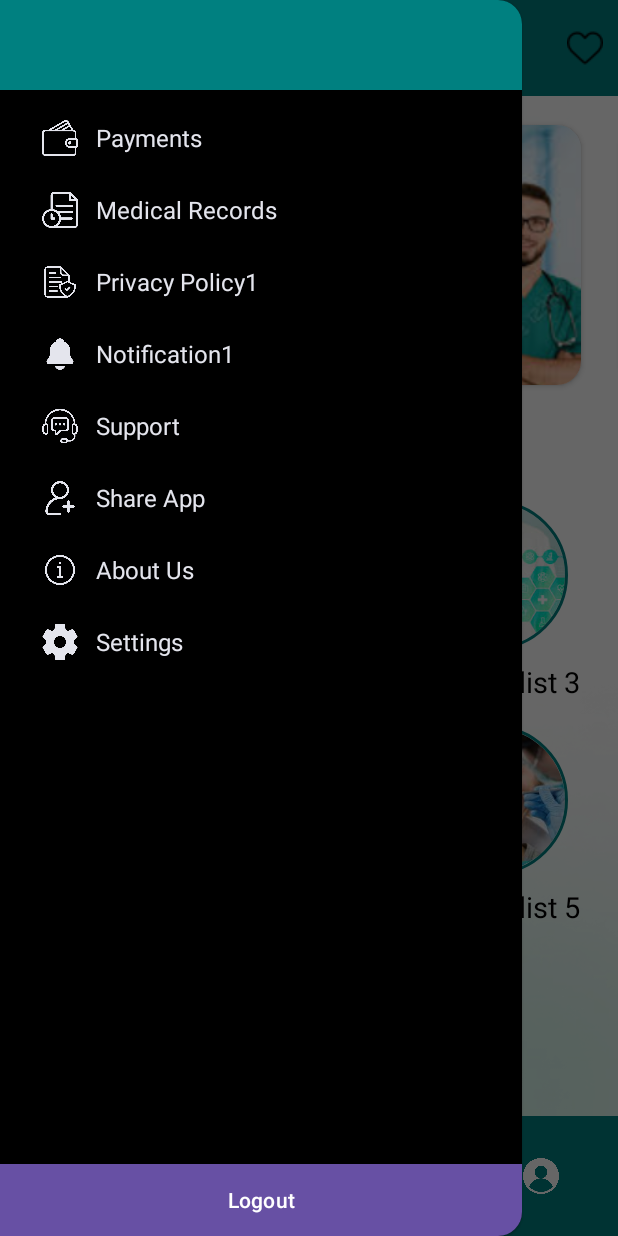
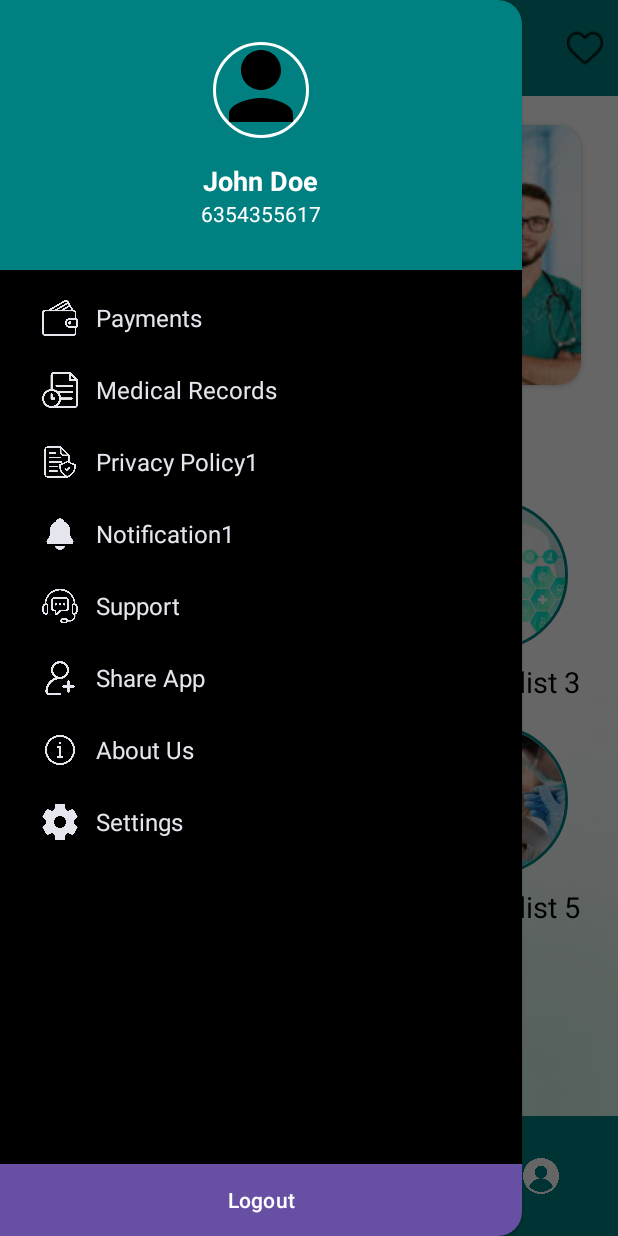
Before and after one commit to kunj-99/trueheal, an Android app: the MainActivity screen opened directly, with no data from a screen before it, with the side drawer open, on a phone screen of 412 x 824 dp. Run offline under Robolectric (Android 15) with nearby library versions, the phone set to English and light mode, and no system bars; our stand-ins replace CircleImageView.

Commit message:
side bar header only

```diff
--- a/app/src/main/java/com/infowave/trueheal/MainActivity.java
+++ b/app/src/main/java/com/infowave/trueheal/MainActivity.java
@@ -12,6 +12,7 @@ import androidx.annotation.NonNull;
 import androidx.appcompat.app.ActionBarDrawerToggle;
 import androidx.appcompat.app.AppCompatActivity;
 import androidx.appcompat.widget.Toolbar;
+import androidx.core.view.WindowCompat;
 import androidx.drawerlayout.widget.DrawerLayout;
 import androidx.viewpager.widget.ViewPager;
 
@@ -34,6 +35,7 @@ public class MainActivity extends AppCompatActivity {
     @Override
     protected void onCreate(Bundle savedInstanceState) {
         super.onCreate(savedInstanceState);
+        WindowCompat.setDecorFitsSystemWindows(getWindow(), true);
         setContentView(R.layout.activity_main);
 
         drawerLayout = findViewById(R.id.drawer_layout);
--- a/app/src/main/java/com/infowave/trueheal/adapter/ViewPagerAdapter.java
+++ b/app/src/main/java/com/infowave/trueheal/adapter/ViewPagerAdapter.java
@@ -9,7 +9,7 @@ import androidx.fragment.app.FragmentPagerAdapter;
 // Import your fragments here:
 import com.infowave.trueheal.fragment.Home;
 import com.infowave.trueheal.fragment.Appointment;
-import com.infowave.trueheal.fragment.Profile;
+import com.infowave.trueheal.fragment.history;
 import com.infowave.trueheal.fragment.Search;;
 
 public class ViewPagerAdapter extends FragmentPagerAdapter {
@@ -29,7 +29,7 @@ public class ViewPagerAdapter extends FragmentPagerAdapter {
             case 2:
                 return new Appointment();
             default:
-                return new Profile();
+                return new history();
         }
     }
 
--- /dev/null
+++ b/app/src/main/res/drawable/pr_ic_profile_placeholder.xml
@@ -0,0 +1,9 @@
+<vector xmlns:android="http://schemas.android.com/apk/res/android"
+    android:width="24dp"
+    android:height="24dp"
+    android:viewportWidth="24"
+    android:viewportHeight="24">
+    <path
+        android:fillColor="#000000"
+        android:pathData="M12,12c2.76,0 5,-2.24 5,-5s-2.24,-5 -5,-5 -5,2.24 -5,5 2.24,5 5,5zm0,2c-2.67,0 -8,1.34 -8,4v2h16v-2c0,-2.66 -5.33,-4 -8,-4z" />
+</vector>
--- a/app/src/main/res/layout/activity_main.xml
+++ b/app/src/main/res/layout/activity_main.xml
@@ -6,6 +6,7 @@
     android:id="@+id/drawer_layout"
     android:layout_width="match_parent"
     android:layout_height="match_parent"
+    android:fitsSystemWindows="true"
     android:background="@drawable/background"
     tools:context=".MainActivity">
 
@@ -13,6 +14,7 @@
     <LinearLayout
         android:layout_width="match_parent"
         android:layout_height="match_parent"
+        android:fitsSystemWindows="true"
         android:orientation="vertical">
 
         <!-- Toolbar for the top navigation bar -->
@@ -20,7 +22,8 @@
             android:id="@+id/tb"
             android:layout_width="match_parent"
             android:layout_height="wrap_content"
-            android:background="@color/bottem">
+            android:background="@color/bottem"
+            >
 
             <!-- Center Title -->
             <TextView
--- a/app/src/main/res/layout/appbar_header.xml
+++ b/app/src/main/res/layout/appbar_header.xml
@@ -1,12 +1,41 @@
-<?xml version="1.0" encoding="utf-8"?>
-<LinearLayout
-    xmlns:android="http://schemas.android.com/apk/res/android"
+<LinearLayout xmlns:android="http://schemas.android.com/apk/res/android"
     android:layout_width="match_parent"
-    android:layout_height="wrap_content"
+    android:layout_height="180dp"
+    xmlns:app="http://schemas.android.com/apk/res-auto"
     android:orientation="vertical"
+    android:paddingTop="48dp"
     android:background="@color/bottem"
-    android:padding="30dp">
+    android:gravity="center_vertical"
+    android:fitsSystemWindows="true"
+    android:paddingStart="16dp"
+    android:paddingEnd="16dp">
 
-    <!-- Add header content here -->
+    <!-- Your Image and TextViews -->
+    <de.hdodenhof.circleimageview.CircleImageView
+        android:id="@+id/profile_image"
+        android:layout_width="64dp"
+        android:layout_height="64dp"
+        android:src="@drawable/pr_ic_profile_placeholder"
+        app:civ_border_width="2dp"
+        app:civ_border_color="@android:color/white"
+        android:layout_gravity="center_horizontal"
+        android:layout_marginBottom="8dp"/>
 
-</LinearLayout>
+<TextView
+android:layout_width="wrap_content"
+android:layout_height="wrap_content"
+android:text="John Doe"
+android:textColor="@android:color/white"
+android:textSize="18sp"
+android:textStyle="bold"
+android:layout_marginTop="8dp"
+android:layout_gravity="center_horizontal"/>
+
+<TextView
+android:layout_width="wrap_content"
+android:layout_height="wrap_content"
+android:text="6354355617"
+android:textColor="@android:color/white"
+android:textSize="14sp"
+android:layout_gravity="center_horizontal"/>
+    </LinearLayout>
--- a/app/src/main/res/values/colors.xml
+++ b/app/src/main/res/values/colors.xml
@@ -43,5 +43,5 @@
     <color name="selectedColor">#FF0000</color> <!-- Red color when selected -->
     <color name="unselectedColor">#FFFFFF</color>
 
-
+    <color name="dark_cyan">#00a896</color>
 </resources>
--- a/app/src/main/res/values/style.xml
+++ b/app/src/main/res/values/style.xml
@@ -46,6 +46,12 @@
     </style>
 
 
+    <!-- res/values/themes.xml -->
+    <style name="Theme.YourApp" parent="Theme.MaterialComponents.DayNight.NoActionBar">
+        <!-- Prevent layout from drawing under system bars -->
+        <item name="android:fitsSystemWindows">true</item>
+        <item name="android:statusBarColor">@color/dark_cyan</item> <!-- or your app bar color -->
+    </style>
 
 
 </resources>
```
Also changed, not shown: app/src/main/java/com/infowave/trueheal/fragment/history.java (renamed from app/src/main/java/com/infowave/trueheal/fragment/Profile.java, +6 -6 lines), app/src/main/res/drawable/pr_bg_profile.xml (added, +10 -0 lines), app/src/main/res/drawable/pr_right_arro.xml (added, +9 -0 lines), app/src/main/res/layout/fragment_history.xml (renamed from app/src/main/res/layout/fragment_profile.xml).
